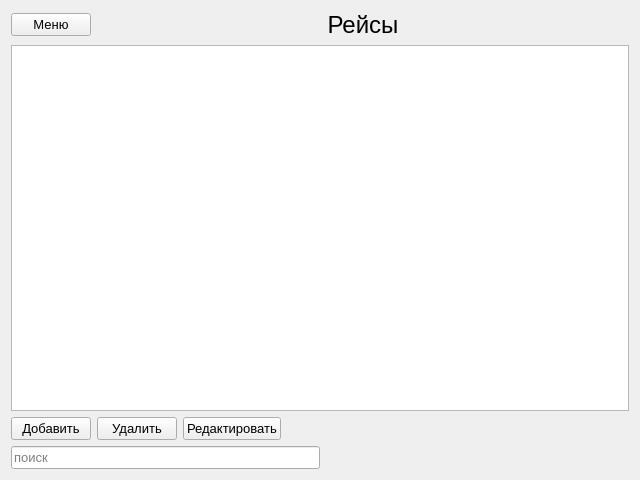
The window that mainwindow.ui (BelousovAD/IS-Airport) describes before a commit, drawn with Qt 5.
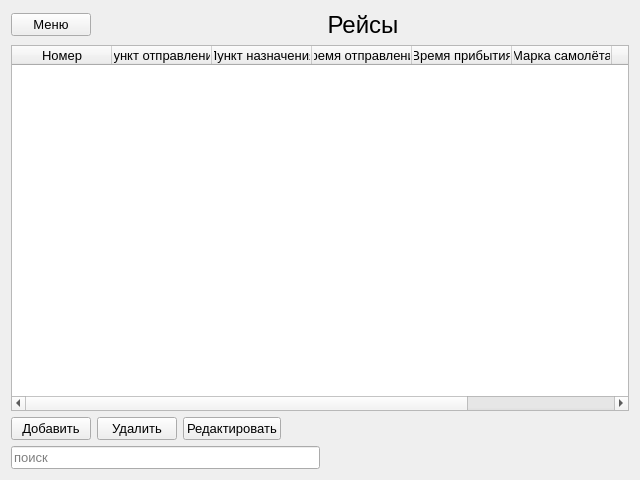
The same window after the commit.

Patch:
```diff
--- a/mainwindow.ui
+++ b/mainwindow.ui
@@ -52,7 +52,112 @@
     </layout>
    </item>
    <item>
-    <widget class="QTableView" name="flightTableView"/>
+    <widget class="QTableWidget" name="flightTableWidget">
+     <property name="sizeAdjustPolicy">
+      <enum>QAbstractScrollArea::AdjustToContents</enum>
+     </property>
+     <property name="autoScroll">
+      <bool>true</bool>
+     </property>
+     <property name="editTriggers">
+      <set>QAbstractItemView::NoEditTriggers</set>
+     </property>
+     <property name="tabKeyNavigation">
+      <bool>true</bool>
+     </property>
+     <property name="showDropIndicator" stdset="0">
+      <bool>true</bool>
+     </property>
+     <property name="dragEnabled">
+      <bool>false</bool>
+     </property>
+     <property name="showGrid">
+      <bool>true</bool>
+     </property>
+     <property name="cornerButtonEnabled">
+      <bool>true</bool>
+     </property>
+     <column>
+      <property name="text">
+       <string>Номер</string>
+      </property>
+      <property name="font">
+       <font>
+        <pointsize>10</pointsize>
+       </font>
+      </property>
+     </column>
+     <column>
+      <property name="text">
+       <string>Пункт отправления</string>
+      </property>
+      <property name="font">
+       <font>
+        <pointsize>10</pointsize>
+       </font>
+      </property>
+     </column>
+     <column>
+      <property name="text">
+       <string>Пункт назначения</string>
+      </property>
+      <property name="font">
+       <font>
+        <pointsize>10</pointsize>
+       </font>
+      </property>
+     </column>
+     <column>
+      <property name="text">
+       <string>Время отправления</string>
+      </property>
+      <property name="font">
+       <font>
+        <pointsize>10</pointsize>
+       </font>
+      </property>
+     </column>
+     <column>
+      <property name="text">
+       <string>Время прибытия</string>
+      </property>
+      <property name="font">
+       <font>
+        <pointsize>10</pointsize>
+       </font>
+      </property>
+     </column>
+     <column>
+      <property name="text">
+       <string>Марка самолёта</string>
+      </property>
+      <property name="font">
+       <font>
+        <pointsize>10</pointsize>
+       </font>
+      </property>
+     </column>
+     <column>
+      <property name="text">
+       <string>Число мест</string>
+      </property>
+      <property name="font">
+       <font>
+        <pointsize>10</pointsize>
+       </font>
+      </property>
+     </column>
+     <column>
+      <property name="text">
+       <string>Число свободных мест</string>
+      </property>
+      <property name="font">
+       <font>
+        <pointsize>10</pointsize>
+       </font>
+      </property>
+     </column>
+    </widget>
    </item>
    <item>
     <layout class="QHBoxLayout" name="horizontalLayout_2">
```
